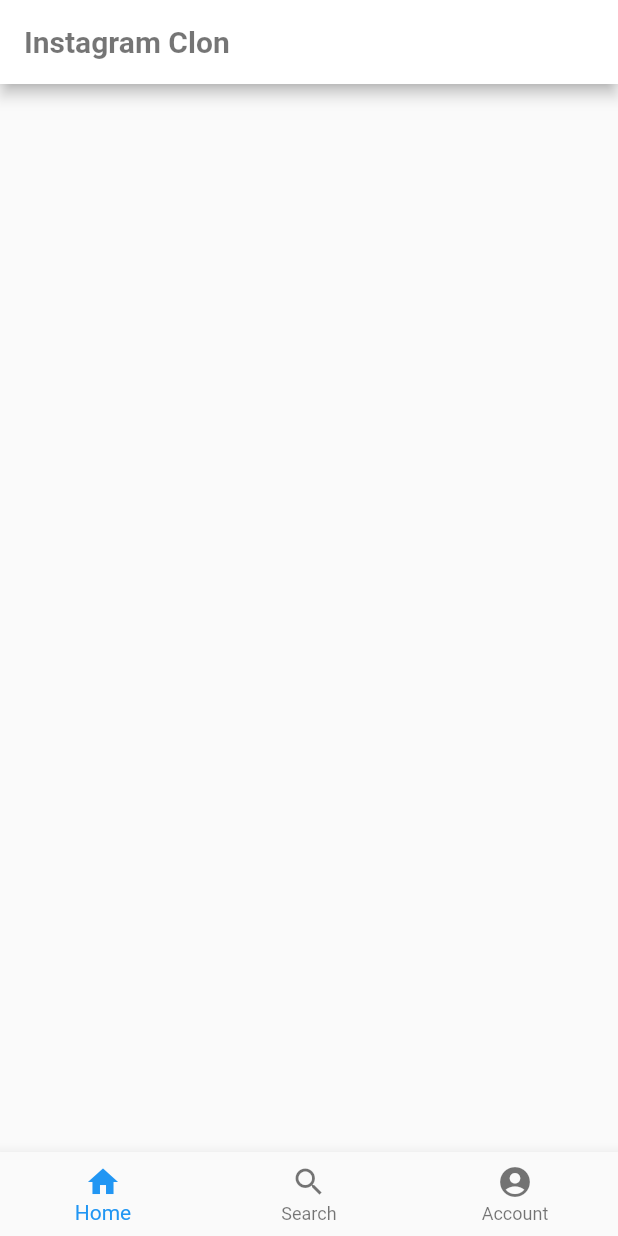
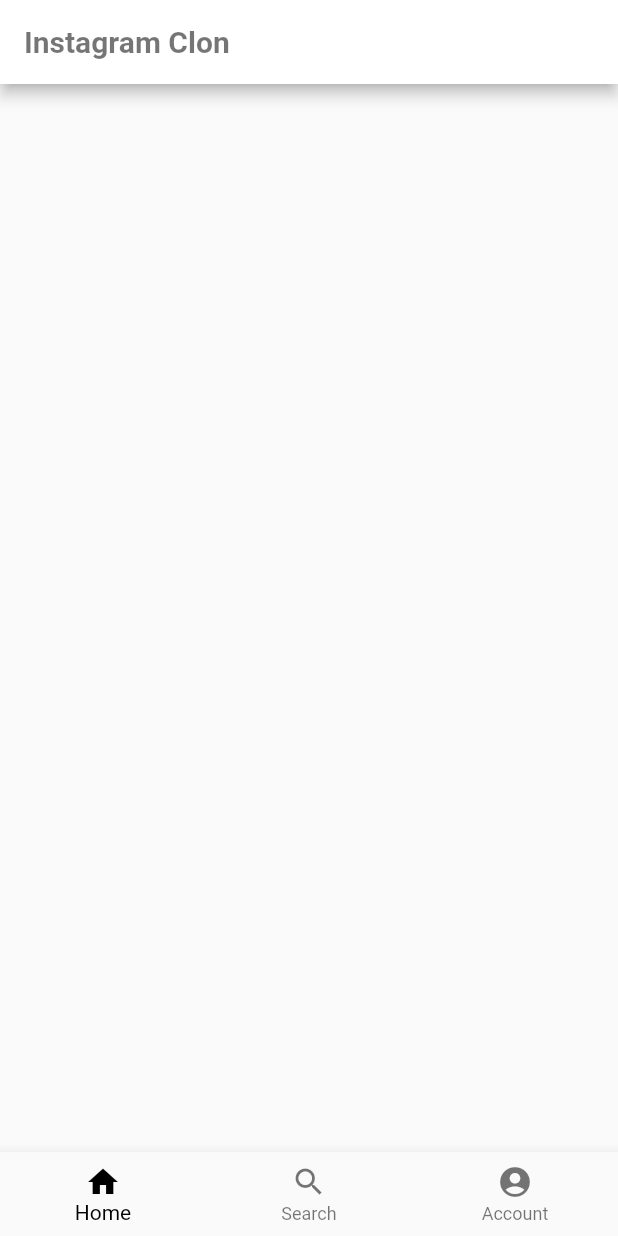
Before and after one commit to Jungtae-Lee/Flutter_basic, a Flutter app: the screen it shows after launch, on a phone screen of 412 x 824 dp. Run offline on Flutter 3.47's test engine with Material 2 defaults, Android fonts, the phone set to English and light mode, and no system bars.

```diff
--- a/lib/main.dart
+++ b/lib/main.dart
@@ -8,7 +8,10 @@ class MyApp extends StatelessWidget {
   Widget build(BuildContext context) {
     return MaterialApp(
       title: 'Flutter Demo',
-      theme: ThemeData(primarySwatch: Colors.blue, primaryColor: Colors.white, accentColor: Colors.black),
+      theme: ThemeData(
+        primarySwatch: Colors.blue,
+        primaryColor: Colors.white,
+      ),
       home: RootPage(),
     );
   }
--- a/lib/tab_page.dart
+++ b/lib/tab_page.dart
@@ -19,7 +19,7 @@ class _TabPageState extends State<TabPage> {
   Widget build(BuildContext context) {
     return Scaffold(
       body: Center(child: _pages[_selectedIndex]),
-      bottomNavigationBar: BottomNavigationBar(onTap: _onItemTapped, currentIndex: _selectedIndex, items: <BottomNavigationBarItem>[
+      bottomNavigationBar: BottomNavigationBar(fixedColor: Colors.black, onTap: _onItemTapped, currentIndex: _selectedIndex, items: <BottomNavigationBarItem>[
         BottomNavigationBarItem(icon: Icon(Icons.home), title: Text('Home')),
         BottomNavigationBarItem(icon: Icon(Icons.search), title: Text('Search')),
         BottomNavigationBarItem(icon: Icon(Icons.account_circle), title: Text('Account')),
```
Also changed, not shown: 1 other file.
